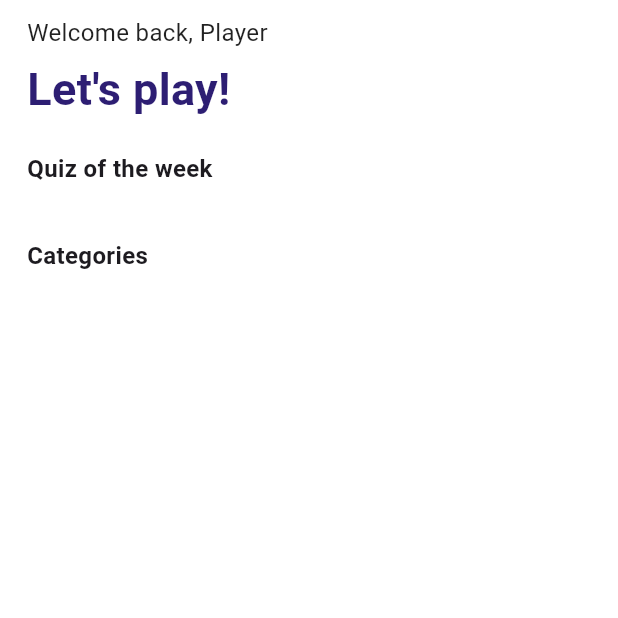
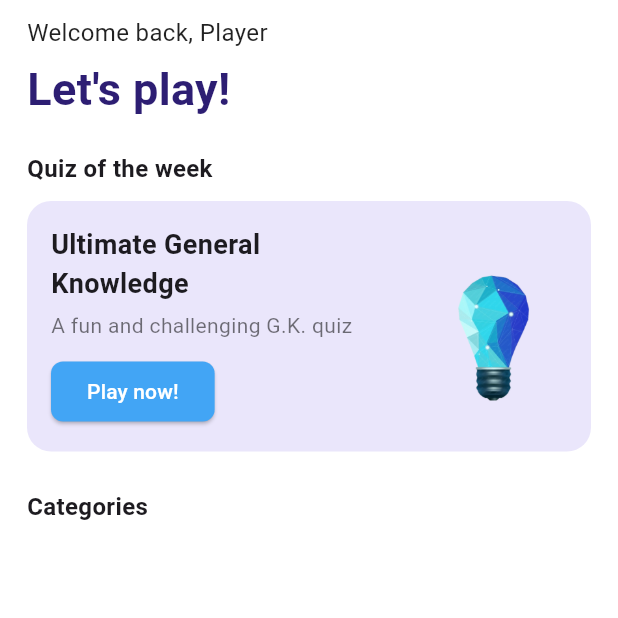
Before and after one commit to Saurav-KumarSingh/Quizopia, a Flutter app: the HomeScreen screen opened directly, on a phone screen of 412 x 824 dp, the top half of it. Run offline on Flutter 3.47's test engine with Material 3 defaults, Android fonts, the phone set to English and light mode, and no system bars; our stand-ins replace cloud_firestore, firebase_auth, firebase_core, flutter_dotenv, font_awesome_flutter, image_picker; accounts and stored records are empty.

Commit message:
quizOfWeek enabled & Ui updated quesion screen

```diff
--- a/lib/main.dart
+++ b/lib/main.dart
@@ -7,11 +7,13 @@ import 'package:quizopia/providers/quiz_provider.dart';
 import 'package:quizopia/views/screens/splash_screen.dart';
 
 import 'providers/user_provider.dart';
+import 'services/quiz_of_week_seeder.dart';
 
 void main() async {
   WidgetsFlutterBinding.ensureInitialized();
   await Firebase.initializeApp();
   await dotenv.load(fileName: ".env");
+  await seedQuizOfTheWeek();
   // await seedQuizData();
   runApp(
     MultiProvider(
--- a/lib/views/screens/home.dart
+++ b/lib/views/screens/home.dart
@@ -5,6 +5,7 @@ import 'package:quizopia/providers/quiz_provider.dart';
 import 'package:quizopia/providers/user_provider.dart';
 import 'package:quizopia/views/screens/question_screen.dart';
 import 'package:quizopia/views/widgets/uihelper.dart';
+import 'package:quizopia/services/quiz_of_week_service.dart';
 
 class HomeScreen extends StatefulWidget {
   const HomeScreen({super.key});
@@ -14,6 +15,15 @@ class HomeScreen extends StatefulWidget {
 }
 
 class _HomeScreenState extends State<HomeScreen> {
+  final QuizOfWeekService _quizOfWeekService = QuizOfWeekService();
+  late Future<QuizModel?> _quizOfWeekFuture;
+
+  @override
+  void initState() {
+    super.initState();
+    _quizOfWeekFuture = _quizOfWeekService.fetchQuizOfTheWeek();
+  }
+
   void navigateToQuiz(BuildContext context, QuizModel quiz) {
     Navigator.push(
       context,
@@ -59,8 +69,16 @@ class _HomeScreenState extends State<HomeScreen> {
               ),
               const SizedBox(height: 10),
 
-              if (quizzes.isNotEmpty)
-                Container(
+              FutureBuilder<QuizModel?>(
+                future: _quizOfWeekFuture,
+                builder: (context, snapshot) {
+                  if (snapshot.connectionState == ConnectionState.waiting) {
+                    return const Center(child: CircularProgressIndicator());
+                  } else if (snapshot.hasError) {
+                    return Text('Error loading Quiz of the Week: ${snapshot.error}');
+                  } else if (snapshot.hasData && snapshot.data != null) {
+                    final quizOfWeek = snapshot.data!;
+                    return Container(
                       padding: const EdgeInsets.all(16),
                       decoration: BoxDecoration(
                         color: const Color(0xFFEAE6FB),
@@ -73,14 +91,17 @@ class _HomeScreenState extends State<HomeScreen> {
                               crossAxisAlignment: CrossAxisAlignment.start,
                               children: [
                                 Text(
-                              quizzes[0].title,
+                                  quizOfWeek.title, // Now directly accessible
                                   style: const TextStyle(fontSize: 18, fontWeight: FontWeight.bold),
                                 ),
                                 const SizedBox(height: 5),
-                            const Text("1688 players worldwide", style: TextStyle(color: Colors.black54)),
+                                Text(
+                                  quizOfWeek.description, // Now directly accessible
+                                  style: const TextStyle(color: Colors.black54),
+                                ),
                                 const SizedBox(height: 10),
                                 ElevatedButton(
-                              onPressed: () => navigateToQuiz(context, quizzes[0]),
+                                  onPressed: () => navigateToQuiz(context, quizOfWeek),
                                   style: ElevatedButton.styleFrom(
                                     backgroundColor: Colors.blue[400],
                                     shape: RoundedRectangleBorder(borderRadius: BorderRadius.circular(8)),
@@ -91,14 +112,20 @@ class _HomeScreenState extends State<HomeScreen> {
                             ),
                           ),
                           const SizedBox(width: 10),
+                          // Consider using quizOfWeek.imageUrl here if you want a dynamic image
                           Image.asset(
-                        "assets/images/bulb.png",
+                            "assets/images/bulb.png", // Or use NetworkImage(quizOfWeek.imageUrl)
                             height: 100,
                             width: 100,
                             errorBuilder: (_, __, ___) => const Icon(Icons.image),
                           ),
                         ],
                       ),
+                    );
+                  } else {
+                    return const Text('No Quiz of the Week available.');
+                  }
+                },
               ),
 
               const SizedBox(height: 25),
@@ -114,7 +141,7 @@ class _HomeScreenState extends State<HomeScreen> {
                 children: quizzes.take(6).map((quiz) {
                   return UiHelper.categoryCard(
                     quiz.title,
-                    "assets/images/${quiz.id}.png",
+                    "assets/images/${quiz.id}.png", // Still using quizProvider quizzes for categories
                         () => navigateToQuiz(context, quiz),
                   );
                 }).toList(),
--- a/pubspec.yaml
+++ b/pubspec.yaml
@@ -71,6 +71,7 @@ flutter:
   assets:
     - assets/images/
     - assets/quizopia_seed_data.json
+    - assets/quizofweek.json
     - .env
   #   - images/a_dot_ham.jpeg
 
```
Also changed, not shown: lib/models/quiz_of_week_model.dart (added, +23 -0 lines), lib/services/quiz_of_week_seeder.dart (added, +21 -0 lines), lib/services/quiz_of_week_service.dart (added, +39 -0 lines), lib/views/screens/question_screen.dart (+39 -17 lines). Lines whose indentation alone changed are shown as unchanged.
